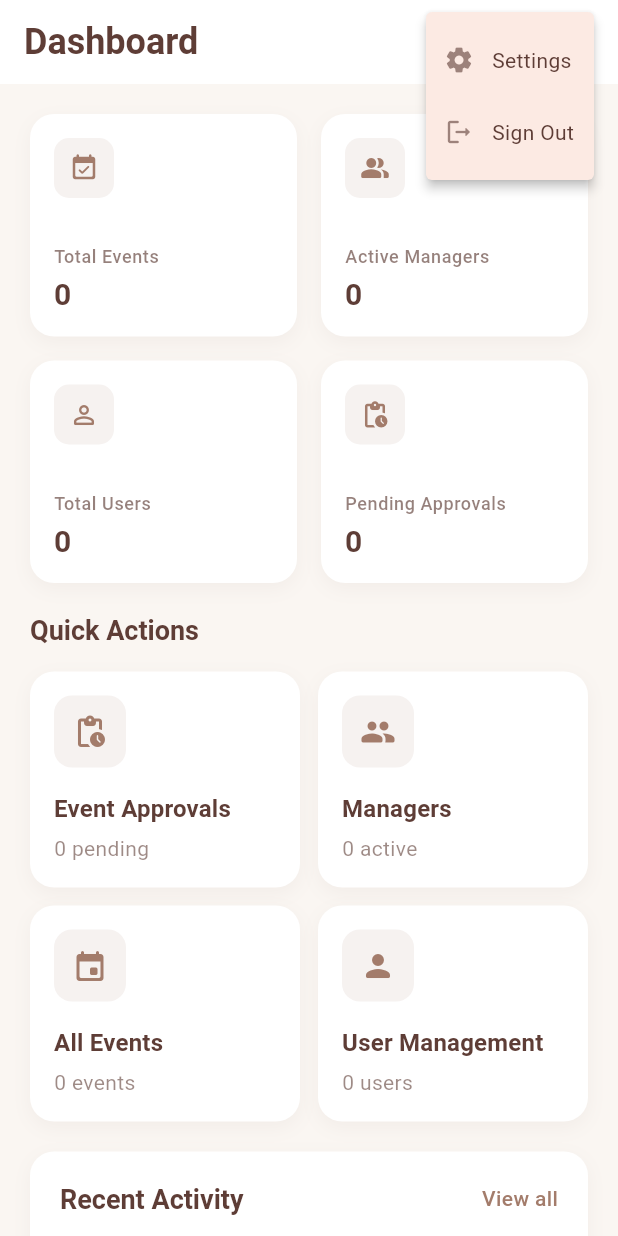
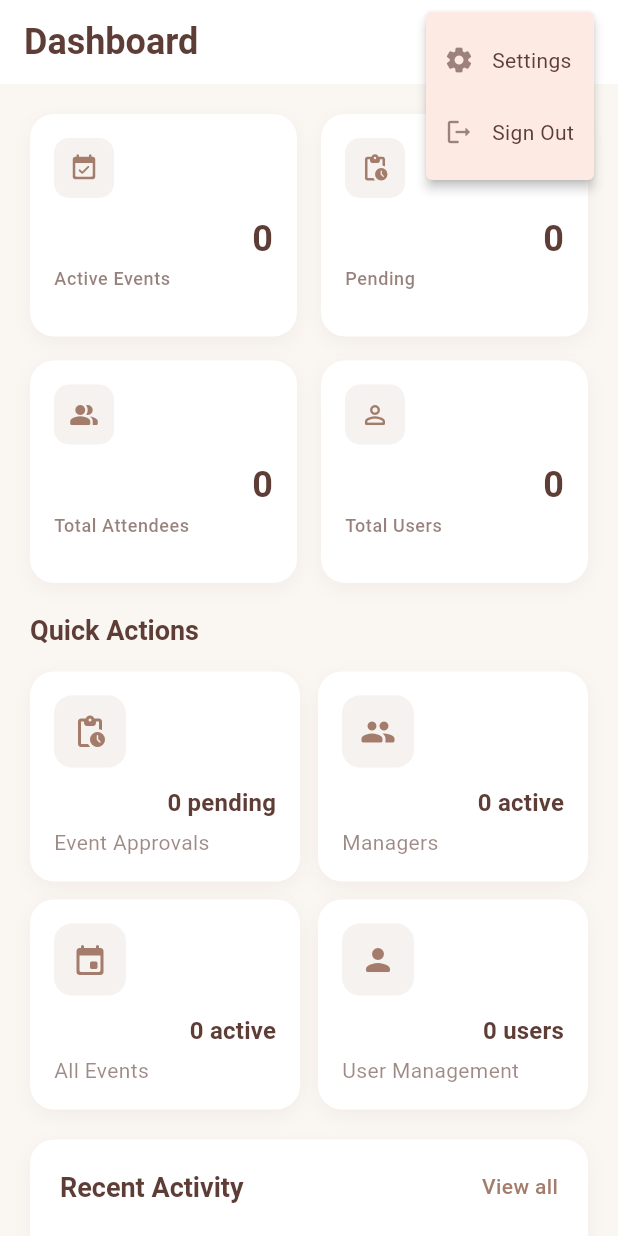
Before and after one commit to etabs27/CCE106-FinalProject-EventManagerApp-, a Flutter app: the AdminDashboard screen opened directly, after a tap on the "person" icon, on a phone screen of 412 x 824 dp. Run offline on Flutter 3.47's test engine with Material 3 defaults, Android fonts, the phone set to English and light mode, and no system bars; our stand-ins replace cloud_firestore, firebase_auth, firebase_core, google_sign_in, image_picker, smooth_page_indicator; accounts and stored records are empty; network calls fail.

Commit message:
updatedLoginandAdminDashboard

```diff
--- a/lib/views/admin/admin_homepage.dart
+++ b/lib/views/admin/admin_homepage.dart
@@ -9,10 +9,6 @@ import 'package:event_manager_application_finalproject/views/admin/admin_setting
 import 'package:event_manager_application_finalproject/auth/login.dart';
 import 'package:event_manager_application_finalproject/event_service.dart'; // Import EventService
 import 'package:event_manager_application_finalproject/user_service.dart'; // Import UserService
-import 'package:intl/intl.dart';
-
-import '../../models/event.dart';
-import '../../user_service.dart'; // For date formatting
 
 class AdminDashboard extends StatefulWidget {
   const AdminDashboard({super.key});
@@ -22,6 +18,106 @@ class AdminDashboard extends StatefulWidget {
 }
 
 class _AdminDashboardState extends State<AdminDashboard> {
+  int _activeEvents = 0;
+  int _pendingEvents = 0;
+  int _totalAttendees = 0;
+  int _totalUsers = 0;
+  int _managersCount = 0;
+  bool _isLoading = true;
+
+  @override
+  void initState() {
+    super.initState();
+    _loadDashboardData();
+  }
+
+  Future<void> _loadDashboardData() async {
+    try {
+      // Load all data
+      final futures = await Future.wait([
+        _getActiveEventsCount(),
+        _getPendingEventsCount(),
+        _getAllUsersCount(), // Updated to include all users
+        _getManagersCount(),
+        _calculateTotalAttendees(),
+      ]);
+
+      if (mounted) {
+        setState(() {
+          _activeEvents = futures[0];
+          _pendingEvents = futures[1];
+          _totalUsers = futures[2]; // This now includes all users
+          _managersCount = futures[3];
+          _totalAttendees = futures[4];
+          _isLoading = false;
+        });
+      }
+    } catch (e) {
+      print('Error loading dashboard data: $e');
+      if (mounted) {
+        setState(() {
+          _isLoading = false;
+        });
+      }
+    }
+  }
+
+  Future<int> _getActiveEventsCount() async {
+    try {
+      // If getActiveEventsCount doesn't exist, try getTotalEventsCount
+      final count = await EventService.getTotalEventsCount().first;
+      return count;
+    } catch (e) {
+      print('Error getting active events count: $e');
+      return 0;
+    }
+  }
+
+  Future<int> _getPendingEventsCount() async {
+    try {
+      final count = await EventService.getPendingEventsCount().first;
+      return count;
+    } catch (e) {
+      print('Error getting pending events count: $e');
+      return 0;
+    }
+  }
+
+  Future<int> _getAllUsersCount() async {
+    try {
+      // Get count of all users including admin, managers, and regular users
+      final count = await UserService.getTotalUsersCount().first;
+      return count;
+    } catch (e) {
+      print('Error getting all users count: $e');
+      return 0;
+    }
+  }
+
+  Future<int> _getManagersCount() async {
+    try {
+      final count = await UserService.getManagersCount().first;
+      return count;
+    } catch (e) {
+      print('Error getting managers count: $e');
+      return 0;
+    }
+  }
+
+  Future<int> _calculateTotalAttendees() async {
+    try {
+      final events = await EventService.getAllEvents().first;
+      int total = 0;
+      for (var event in events) {
+        total += event.registeredAttendees ?? 0;
+      }
+      return total;
+    } catch (e) {
+      print('Error calculating total attendees: $e');
+      return 0;
+    }
+  }
+
   @override
   Widget build(BuildContext context) {
     final theme = Theme.of(context);
@@ -75,7 +171,9 @@ class _AdminDashboardState extends State<AdminDashboard> {
         ],
       ),
       body: SafeArea(
-        child: SingleChildScrollView(
+        child: _isLoading
+            ? const Center(child: CircularProgressIndicator())
+            : SingleChildScrollView(
                 child: Column(
                   crossAxisAlignment: CrossAxisAlignment.start,
                   children: [
@@ -85,7 +183,7 @@ class _AdminDashboardState extends State<AdminDashboard> {
                     // Quick Actions
                     _buildQuickActions(),
 
-              // Recent Activity with real data
+                    // Recent Activity
                     _buildRecentActivity(),
 
                     const SizedBox(height: 32),
@@ -230,80 +328,67 @@ class _AdminDashboardState extends State<AdminDashboard> {
   }
 
   Widget _buildStatsGrid() {
+    final theme = Theme.of(context);
+    final colorScheme = theme.colorScheme;
+    final textTheme = theme.textTheme;
+
     return Padding(
       padding: const EdgeInsets.all(20),
-      child: GridView(
-        padding: EdgeInsets.zero,
-        gridDelegate: const SliverGridDelegateWithFixedCrossAxisCount(
+      child: GridView.count(
         crossAxisCount: 2,
         crossAxisSpacing: 16,
         mainAxisSpacing: 16,
         childAspectRatio: 1.2,
-        ),
         shrinkWrap: true,
         physics: const NeverScrollableScrollPhysics(),
         children: [
-          // Total Events
-          StreamBuilder<int>(
-            stream: EventService.getTotalEventsCount(),
-            builder: (context, snapshot) {
-              final totalEvents = snapshot.data ?? 0;
-              return _buildStatCard(
-                'Total Events',
-                totalEvents.toString(),
+          // Active Events
+          _buildStatCard(
+            'Active Events',
+            _activeEvents.toString(),
             Icons.event_available_rounded,
-              );
-            },
-          ),
-
-          // Active Managers
-          StreamBuilder<int>(
-            stream: UserService.getManagersCount(),
-            builder: (context, snapshot) {
-              final managers = snapshot.data ?? 0;
-              return _buildStatCard(
-                'Active Managers',
-                managers.toString(),
-                Icons.people_alt_rounded,
-              );
-            },
-          ),
-
-          // Total Users
-          StreamBuilder<int>(
-            stream: UserService.getTotalUsersCount(),
-            builder: (context, snapshot) {
-              final totalUsers = snapshot.data ?? 0;
-              return _buildStatCard(
-                'Total Users',
-                totalUsers.toString(),
-                Icons.person_outline_rounded,
-              );
-            },
+            colorScheme: colorScheme,
+            textTheme: textTheme,
           ),
 
           // Pending Approvals
-          StreamBuilder<int>(
-            stream: EventService.getPendingEventsCount(),
-            builder: (context, snapshot) {
-              final pending = snapshot.data ?? 0;
-              return _buildStatCard(
-                'Pending Approvals',
-                pending.toString(),
+          _buildStatCard(
+            'Pending',
+            _pendingEvents.toString(),
             Icons.pending_actions_rounded,
-              );
-            },
+            colorScheme: colorScheme,
+            textTheme: textTheme,
+          ),
+
+          // Total Attendees
+          _buildStatCard(
+            'Total Attendees',
+            _totalAttendees.toString(),
+            Icons.people_alt_rounded,
+            colorScheme: colorScheme,
+            textTheme: textTheme,
+          ),
+
+          // Total Users (includes admin + managers + users)
+          _buildStatCard(
+            'Total Users',
+            _totalUsers.toString(),
+            Icons.person_outline_rounded,
+            colorScheme: colorScheme,
+            textTheme: textTheme,
           ),
         ],
       ),
     );
   }
 
-  Widget _buildStatCard(String title, String value, IconData icon) {
-    final theme = Theme.of(context);
-    final colorScheme = theme.colorScheme;
-    final textTheme = theme.textTheme;
-
+  Widget _buildStatCard(
+    String title,
+    String value,
+    IconData icon, {
+    required ColorScheme colorScheme,
+    required TextTheme textTheme,
+  }) {
     return Container(
       decoration: BoxDecoration(
         color: colorScheme.surface,
@@ -320,8 +405,8 @@ class _AdminDashboardState extends State<AdminDashboard> {
         padding: const EdgeInsets.all(16),
         child: Column(
           crossAxisAlignment: CrossAxisAlignment.start,
-          mainAxisAlignment: MainAxisAlignment.spaceBetween,
           children: [
+            // Icon at the top (left aligned)
             Container(
               width: 40,
               height: 40,
@@ -335,9 +420,21 @@ class _AdminDashboardState extends State<AdminDashboard> {
                 size: 20,
               ),
             ),
-            Column(
-              crossAxisAlignment: CrossAxisAlignment.start,
-              children: [
+            const SizedBox(height: 12),
+            // Number text in middle, right aligned
+            Align(
+              alignment: Alignment.centerRight,
+              child: Text(
+                value,
+                style: textTheme.titleLarge?.copyWith(
+                  fontSize: 24,
+                  fontWeight: FontWeight.bold,
+                  color: colorScheme.onBackground,
+                ),
+              ),
+            ),
+            const SizedBox(height: 4),
+            // Title at the bottom, left aligned
             Text(
               title,
               style: textTheme.bodySmall?.copyWith(
@@ -345,17 +442,6 @@ class _AdminDashboardState extends State<AdminDashboard> {
                 fontSize: 12,
                 fontWeight: FontWeight.w500,
               ),
-                ),
-                const SizedBox(height: 4),
-                Text(
-                  value,
-                  style: textTheme.titleLarge?.copyWith(
-                    fontSize: 20,
-                    fontWeight: FontWeight.bold,
-                    color: colorScheme.onBackground,
-                  ),
-                ),
-              ],
             ),
           ],
         ),
@@ -384,72 +470,56 @@ class _AdminDashboardState extends State<AdminDashboard> {
           const SizedBox(height: 16),
           Row(
             children: [
-              // Event Approvals with real count
-              StreamBuilder<int>(
-                stream: EventService.getPendingEventsCount(),
-                builder: (context, snapshot) {
-                  final pendingCount = snapshot.data ?? 0;
-                  return Expanded(
+              // Event Approvals
+              Expanded(
                 child: _buildQuickActionCard(
-                      'Event Approvals',
-                      '$pendingCount pending',
-                      Icons.pending_actions_rounded,
+                  title: 'Event Approvals',
+                  value: '$_pendingEvents pending',
+                  icon: Icons.pending_actions_rounded,
                   onTap: () => Navigator.push(context, MaterialPageRoute(builder: (_) => const EventApprovalsDesign())),
+                  colorScheme: colorScheme,
+                  textTheme: textTheme,
                 ),
-                  );
-                },
               ),
               const SizedBox(width: 12),
-              // Managers with real count
-              StreamBuilder<int>(
-                stream: UserService.getManagersCount(),
-                builder: (context, snapshot) {
-                  final managersCount = snapshot.data ?? 0;
-                  return Expanded(
+              // Managers
+              Expanded(
                 child: _buildQuickActionCard(
-                      'Managers',
-                      '$managersCount active',
-                      Icons.people_rounded,
+                  title: 'Managers',
+                  value: '$_managersCount active',
+                  icon: Icons.people_rounded,
                   onTap: () => Navigator.push(context, MaterialPageRoute(builder: (_) => const ManagersDesign())),
+                  colorScheme: colorScheme,
+                  textTheme: textTheme,
                 ),
-                  );
-                },
               ),
             ],
           ),
           const SizedBox(height: 12),
           Row(
             children: [
-              // All Events with real count
-              StreamBuilder<int>(
-                stream: EventService.getTotalEventsCount(),
-                builder: (context, snapshot) {
-                  final totalEvents = snapshot.data ?? 0;
-                  return Expanded(
+              // All Events
+              Expanded(
                 child: _buildQuickActionCard(
-                      'All Events',
-                      '$totalEvents events',
-                      Icons.event_rounded,
+                  title: 'All Events',
+                  value: '$_activeEvents active',
+                  icon: Icons.event_rounded,
                   onTap: () => Navigator.push(context, MaterialPageRoute(builder: (_) => const AllEventsDesign())),
+                  colorScheme: colorScheme,
+                  textTheme: textTheme,
                 ),
-                  );
-                },
               ),
               const SizedBox(width: 12),
-              // User Management with real count
-              StreamBuilder<int>(
-                stream: UserService.getTotalUsersCount(),
-                builder: (context, snapshot) {
-                  final totalUsers = snapshot.data ?? 0;
-                  return Expanded(
+              // User Management (includes all users)
+              Expanded(
                 child: _buildQuickActionCard(
-                      'User Management',
-                      '$totalUsers users',
-                      Icons.person_rounded,
+                  title: 'User Management',
+                  value: '$_totalUsers users',
+                  icon: Icons.person_rounded,
                   onTap: () => Navigator.push(context, MaterialPageRoute(builder: (_) => const UserManagementDesign())),
+                  colorScheme: colorScheme,
+                  textTheme: textTheme,
                 ),
-                  );
-                },
               ),
             ],
           ),
@@ -458,11 +528,14 @@ class _AdminDashboardState extends State<AdminDashboard> {
     );
   }
 
-  Widget _buildQuickActionCard(String title, String subtitle, IconData icon, {VoidCallback? onTap}) {
-    final theme = Theme.of(context);
-    final colorScheme = theme.colorScheme;
-    final textTheme = theme.textTheme;
-
+  Widget _buildQuickActionCard({
+    required String title,
+    required String value,
+    required IconData icon,
+    VoidCallback? onTap,
+    required ColorScheme colorScheme,
+    required TextTheme textTheme,
+  }) {
     return InkWell(
       onTap: onTap,
       borderRadius: BorderRadius.circular(16),
@@ -483,7 +556,7 @@ class _AdminDashboardState extends State<AdminDashboard> {
           child: Column(
             crossAxisAlignment: CrossAxisAlignment.start,
             children: [
-              // Icon
+              // Icon at the top (left aligned)
               Container(
                 width: 48,
                 height: 48,
@@ -497,20 +570,23 @@ class _AdminDashboardState extends State<AdminDashboard> {
                   size: 24,
                 ),
               ),
-              const SizedBox(height: 16),
-              // Title
-              Text(
-                title,
+              const SizedBox(height: 12),
+              // Value/Number in middle, right aligned
+              Align(
+                alignment: Alignment.centerRight,
+                child: Text(
+                  value,
                   style: textTheme.titleMedium?.copyWith(
                     fontWeight: FontWeight.w600,
                     color: colorScheme.onBackground,
                     fontSize: 16,
                   ),
                 ),
+              ),
               const SizedBox(height: 4),
-              // Subtitle
+              // Title at the bottom, left aligned
               Text(
-                subtitle,
+                title,
                 style: textTheme.bodyMedium?.copyWith(
                   color: colorScheme.onBackground.withOpacity(0.6),
                   fontSize: 14,
@@ -569,146 +645,18 @@ class _AdminDashboardState extends State<AdminDashboard> {
                 ],
               ),
               const SizedBox(height: 20),
-              // Real recent activity from events
-              StreamBuilder<List<Event>>(
-                stream: EventService.getRecentEvents(),
-                builder: (context, snapshot) {
-                  if (snapshot.connectionState == ConnectionState.waiting) {
-                    return Center(child: CircularProgressIndicator());
-                  }
-
-                  if (!snapshot.hasData || snapshot.data!.isEmpty) {
-                    return Center(
+              // Simple placeholder for recent activity
+              Center(
                 child: Text(
                   'No recent activity',
                   style: TextStyle(color: colorScheme.onBackground.withOpacity(0.6)),
                 ),
-                    );
-                  }
-
-                  final recentEvents = snapshot.data!;
-                  return Column(
-                    children: [
-                      for (var i = 0; i < recentEvents.length; i++)
-                        Column(
-                          children: [
-                            _buildActivityItem(
-                              _getActivityText(recentEvents[i]),
-                              _formatTimeAgo(recentEvents[i].submittedAt),
-                              _getActivityIcon(recentEvents[i]),
               ),
-                            if (i < recentEvents.length - 1) _buildDivider(),
-                          ],
-                        ),
-                    ],
-                  );
-                },
-              ),
+              const SizedBox(height: 20),
             ],
           ),
         ),
       ),
     );
   }
-
-  Widget _buildActivityItem(String title, String time, IconData icon) {
-    final theme = Theme.of(context);
-    final colorScheme = theme.colorScheme;
-    final textTheme = theme.textTheme;
-
-    return Padding(
-      padding: const EdgeInsets.symmetric(vertical: 12),
-      child: Row(
-        children: [
-          Container(
-            width: 40,
-            height: 40,
-            decoration: BoxDecoration(
-              color: colorScheme.primary.withOpacity(0.1),
-              borderRadius: BorderRadius.circular(10),
-            ),
-            child: Icon(
-              icon,
-              color: colorScheme.primary,
-              size: 20,
-            ),
-          ),
-          const SizedBox(width: 12),
-          Expanded(
-            child: Column(
-              crossAxisAlignment: CrossAxisAlignment.start,
-              children: [
-                Text(
-                  title,
-                  style: textTheme.bodyMedium?.copyWith(
-                    fontWeight: FontWeight.w500,
-                    color: colorScheme.onBackground,
-                  ),
-                ),
-                const SizedBox(height: 4),
-                Text(
-                  time,
-                  style: textTheme.bodySmall?.copyWith(
-                    color: colorScheme.onBackground.withOpacity(0.6),
-                  ),
-                ),
-              ],
-            ),
-          ),
-        ],
-      ),
-    );
 }
-
-  Widget _buildDivider() {
-    final theme = Theme.of(context);
-    final colorScheme = theme.colorScheme;
-
-    return Divider(
-      height: 1,
-      color: colorScheme.onSurface.withOpacity(0.08),
-    );
-  }
-
-  // Helper methods for activity items
-  String _getActivityText(Event event) {
-    switch (event.status) {
-      case EventStatus.approved:
-        return 'Event "${event.title}" approved';
-      case EventStatus.rejected:
-        return 'Event "${event.title}" rejected';
-      case EventStatus.pending:
-        return 'New event created: "${event.title}"';
-      default:
-        return 'Event "${event.title}" updated';
-    }
-  }
-
-  IconData _getActivityIcon(Event event) {
-    switch (event.status) {
-      case EventStatus.approved:
-        return Icons.check_circle_rounded;
-      case EventStatus.rejected:
-        return Icons.cancel_rounded;
-      case EventStatus.pending:
-        return Icons.event_available_rounded;
-      default:
-        return Icons.update_rounded;
-    }
-  }
-
-  String _formatTimeAgo(DateTime date) {
-    final now = DateTime.now();
-    final difference = now.difference(date);
-
-    if (difference.inDays > 0) {
-      return '${difference.inDays} day${difference.inDays > 1 ? 's' : ''} ago';
-    } else if (difference.inHours > 0) {
-      return '${difference.inHours} hour${difference.inHours > 1 ? 's' : ''} ago';
-    } else if (difference.inMinutes > 0) {
-      return '${difference.inMinutes} minute${difference.inMinutes > 1 ? 's' : ''} ago';
-    } else {
-      return 'Just now';
-    }
-  }
-}
```
Also changed, not shown: lib/auth/login.dart (+23 -22 lines). Lines whose indentation alone changed are shown as unchanged.
